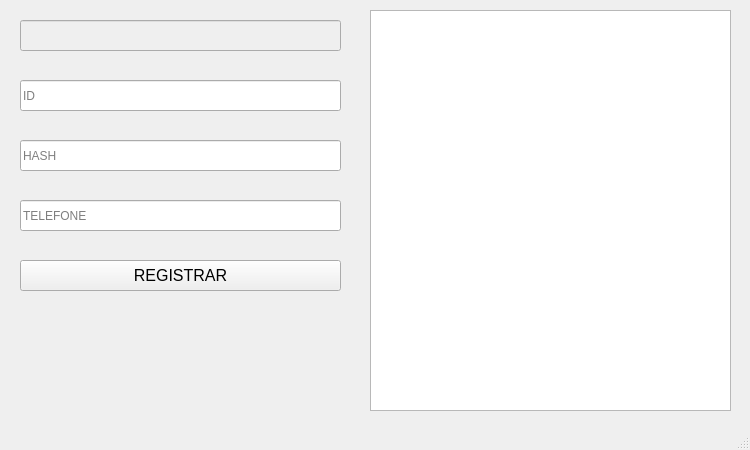
This is UIs/transf.ui in omahteu/botelegram as Qt 5 draws it before an edit. The edited form follows.
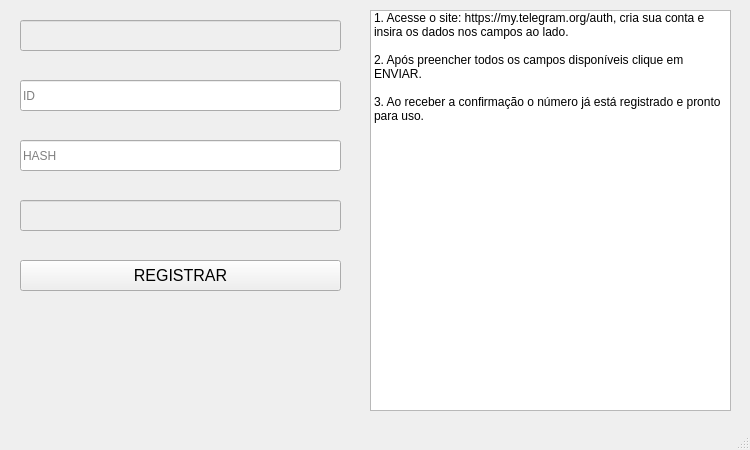
This is the edited form.

```diff
--- a/UIs/transf.ui
+++ b/UIs/transf.ui
@@ -65,6 +65,9 @@
     </property>
    </widget>
    <widget class="QLineEdit" name="telefone">
+    <property name="enabled">
+     <bool>false</bool>
+    </property>
     <property name="geometry">
      <rect>
       <x>20</x>
@@ -77,7 +80,7 @@
      <string/>
     </property>
     <property name="placeholderText">
-     <string>TELEFONE</string>
+     <string/>
     </property>
     <property name="clearButtonEnabled">
      <bool>true</bool>
@@ -101,6 +104,31 @@
     <property name="wordWrap">
      <bool>true</bool>
     </property>
+    <item>
+     <property name="text">
+      <string>1. Acesse o site: https://my.telegram.org/auth, cria sua conta e insira os dados nos campos ao lado.</string>
+     </property>
+    </item>
+    <item>
+     <property name="text">
+      <string/>
+     </property>
+    </item>
+    <item>
+     <property name="text">
+      <string>2. Após preencher todos os campos disponíveis clique em ENVIAR.</string>
+     </property>
+    </item>
+    <item>
+     <property name="text">
+      <string/>
+     </property>
+    </item>
+    <item>
+     <property name="text">
+      <string>3. Ao receber a confirmação o número já está registrado e pronto para uso.</string>
+     </property>
+    </item>
    </widget>
    <widget class="QLabel" name="notificacao">
     <property name="geometry">
```
